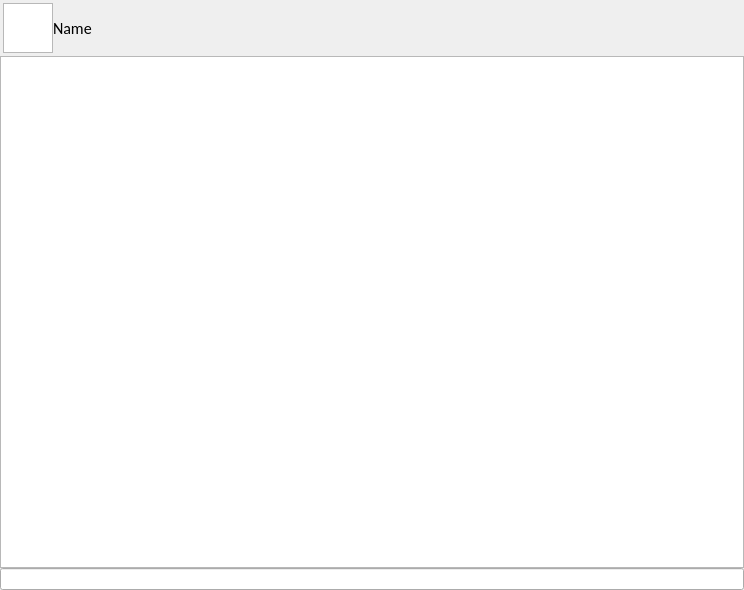
Old version of the form chatwidget.ui in the repository Inozitol/qXClient.
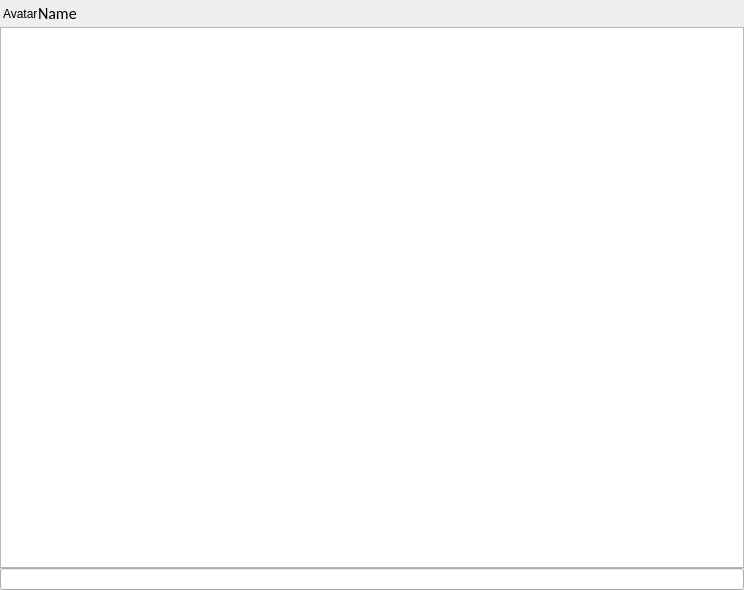
New version of the form.

```diff
--- a/chatwidget.ui
+++ b/chatwidget.ui
@@ -30,7 +30,7 @@
     <number>0</number>
    </property>
    <item>
-    <layout class="QHBoxLayout" name="horizontalLayout_2" stretch="0,0">
+    <layout class="QHBoxLayout" name="horizontalLayout_2" stretch="0,0,0">
      <property name="leftMargin">
       <number>3</number>
      </property>
@@ -38,13 +38,13 @@
       <number>3</number>
      </property>
      <property name="rightMargin">
-      <number>3</number>
+      <number>0</number>
      </property>
      <property name="bottomMargin">
       <number>3</number>
      </property>
      <item>
-      <widget class="QGraphicsView" name="pictureView">
+      <widget class="QLabel" name="avatarLabel">
        <property name="sizePolicy">
         <sizepolicy hsizetype="Fixed" vsizetype="Fixed">
          <horstretch>0</horstretch>
@@ -53,12 +53,12 @@
        </property>
        <property name="maximumSize">
         <size>
-         <width>50</width>
-         <height>50</height>
+         <width>70</width>
+         <height>70</height>
         </size>
        </property>
-       <property name="interactive">
-        <bool>false</bool>
+       <property name="text">
+        <string>Avatar</string>
        </property>
       </widget>
      </item>
@@ -91,6 +91,19 @@
        </property>
       </widget>
      </item>
+     <item>
+      <spacer name="horizontalSpacer">
+       <property name="orientation">
+        <enum>Qt::Horizontal</enum>
+       </property>
+       <property name="sizeHint" stdset="0">
+        <size>
+         <width>40</width>
+         <height>20</height>
+        </size>
+       </property>
+      </spacer>
+     </item>
     </layout>
    </item>
    <item>
```
